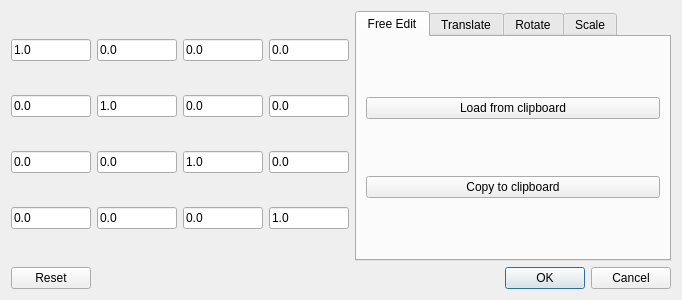
Old version of the form gui/forms/QGMDialogMatrix.ui in the repository barionleg/gitgAmesch.
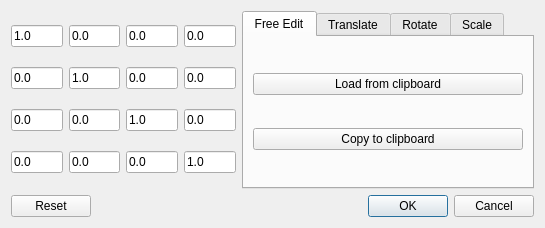
New version of the form.

Commit message: - made the validator static member of qgmdialogmatrix - reduced dialog size to minimum required size

The edit to the form file:
```diff
--- a/gui/forms/QGMDialogMatrix.ui
+++ b/gui/forms/QGMDialogMatrix.ui
@@ -6,8 +6,8 @@
    <rect>
     <x>0</x>
     <y>0</y>
-    <width>682</width>
-    <height>300</height>
+    <width>545</width>
+    <height>217</height>
    </rect>
   </property>
   <property name="windowTitle">
```
The commit also changes 2 other files.
